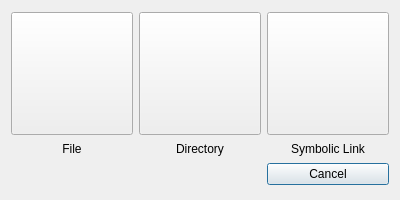
Before: the Qt Designer form FileManager/src/modules/creatingModule/creatingmodule.ui in htqwjtch/Almost_Total_Commander, drawn with Qt 5.
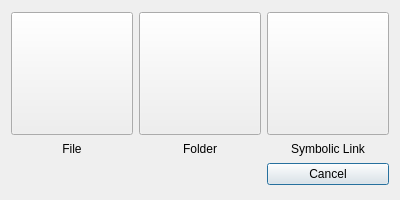
After: the same form once the commit is applied. Icons and pictures are not drawn.

Patch:
```diff
--- a/FileManager/src/modules/creatingModule/creatingmodule.ui
+++ b/FileManager/src/modules/creatingModule/creatingmodule.ui
@@ -48,7 +48,7 @@
       </sizepolicy>
      </property>
      <property name="text">
-      <string>Directory</string>
+      <string>Folder</string>
      </property>
      <property name="alignment">
       <set>Qt::AlignCenter</set>
```
Left out of the diff: 4 changed lines with no effect on the pictures.
